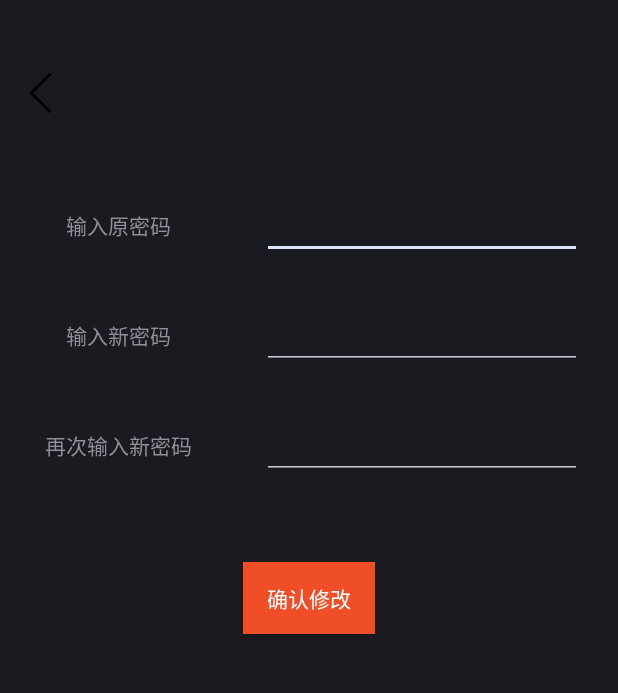
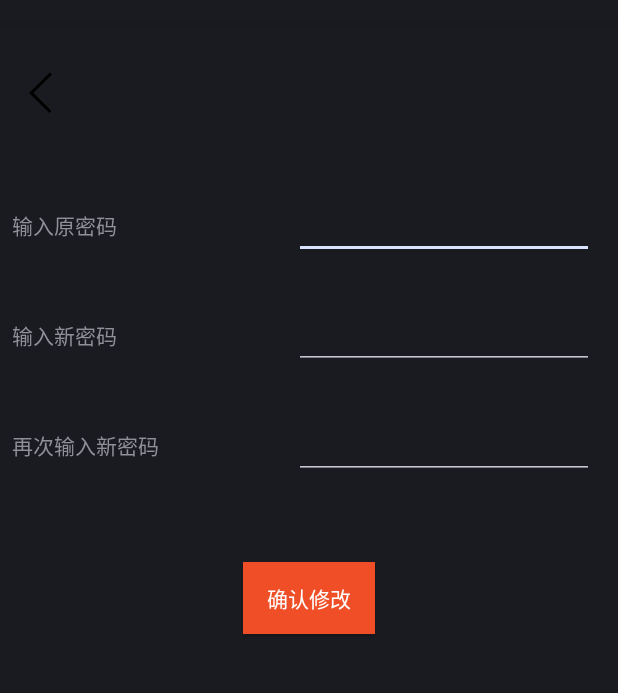
Before and after one commit to huanglf714/ClickApplication, an Android app: the fragment FragmentChangePassword shown on its own in the app's theme, on a phone screen of 412 x 824 dp, the part 62-755 px from its top. Run offline under Robolectric (Android 15) with nearby library versions, the phone set to English and light mode, and no system bars; libraries missing offline, so code that uses them is left out: cn.bmob.v3.

Commit message:
Finish the change password.

```diff
--- a/app/src/main/java/com/huanglf/test16/repository/IUserRepository.java
+++ b/app/src/main/java/com/huanglf/test16/repository/IUserRepository.java
@@ -37,9 +37,13 @@ public interface IUserRepository {
 
     void alterPwd(String account,String confirmCode,String password,String repeatPwd);
 
-    MutableLiveData<BmobUser> getUserLiveData();
+    MutableLiveData<String> getLoginUserData();
 
     MutableLiveData<BmobUser> getRegisterUserData();
 
+    void setLoginUserData(MutableLiveData<String> loginUserData);
+
+    void setRegisterUserData(MutableLiveData<BmobUser> registerUserData);
+
     void changePwd(String oldPassword, String newPassword, String newPasswordAgain);
 }
--- a/app/src/main/java/com/huanglf/test16/ui/LaunchFragment.java
+++ b/app/src/main/java/com/huanglf/test16/ui/LaunchFragment.java
@@ -25,7 +25,7 @@ public class LaunchFragment extends Fragment {
     @Override
     public View onCreateView(LayoutInflater inflater, ViewGroup container,
                              Bundle savedInstanceState) {
-        Log.e("myLog","**********************");
+        Log.e("myLog","launch fragment");
         return inflater.inflate(R.layout.fragment_launch, container, false);
     }
 
--- a/app/src/main/java/com/huanglf/test16/ui/css/ChangePasswordViewModel.java
+++ b/app/src/main/java/com/huanglf/test16/ui/css/ChangePasswordViewModel.java
@@ -34,4 +34,8 @@ public class ChangePasswordViewModel extends ViewModel {
     public static MutableLiveData<String> getChangePasswordLiveData() {
         return changePasswordLiveData;
     }
+
+    public static void setChangePasswordLiveData() {
+        ChangePasswordViewModel.changePasswordLiveData = new MutableLiveData<>();
+    }
 }
--- a/app/src/main/java/com/huanglf/test16/ui/css/FragmentChangePassword.java
+++ b/app/src/main/java/com/huanglf/test16/ui/css/FragmentChangePassword.java
@@ -6,6 +6,7 @@ import android.os.Bundle;
 import androidx.annotation.NonNull;
 import androidx.annotation.Nullable;
 import androidx.fragment.app.Fragment;
+import androidx.lifecycle.MutableLiveData;
 import androidx.lifecycle.Observer;
 import androidx.lifecycle.ViewModelProviders;
 import androidx.navigation.Navigation;
@@ -16,10 +17,12 @@ import android.view.View;
 import android.view.ViewGroup;
 import android.widget.Button;
 import android.widget.EditText;
+import android.widget.ImageView;
 import android.widget.Toast;
 
 import com.huanglf.test16.R;
 import com.huanglf.test16.common.MessageEnum;
+import com.huanglf.test16.repository.impl.UserRepositoryImpl;
 
 import static com.huanglf.test16.ClickApplication.sharedPreferences;
 
@@ -33,6 +36,7 @@ public class FragmentChangePassword extends Fragment {
     EditText oldPasswordText = null;
     EditText newPasswordText = null;
     EditText newPasswordAgainText = null;
+    ImageView back = null;
 
 
     public FragmentChangePassword() {
@@ -51,6 +55,7 @@ public class FragmentChangePassword extends Fragment {
     public void onViewCreated(@NonNull View view, @Nullable Bundle savedInstanceState) {
         changePasswordViewModel = ViewModelProviders.of(this).get(ChangePasswordViewModel.class);
         button = view.findViewById(R.id.changePasswordBtn);
+        back = view.findViewById(R.id.back_img);
         oldPasswordText = view.findViewById(R.id.oldPasswordText);
         newPasswordText = view.findViewById(R.id.newPasswordText);
         newPasswordAgainText = view.findViewById(R.id.newPasswordAgainText);
@@ -63,16 +68,22 @@ public class FragmentChangePassword extends Fragment {
                 changePasswordViewModel.changePassword(oldPassword, newPassword, newPasswordAgain);
             }
         });
+        back.setOnClickListener(new View.OnClickListener() {
+            @Override
+            public void onClick(View v) {
+                Navigation.findNavController(v).navigate(R.id.action_fragmentChangePassword_to_fragmentPersonInfo);
+            }
+        });
 
         ChangePasswordViewModel.getChangePasswordLiveData().observe(this, new Observer<String>() {
             @Override
             public void onChanged(String s) {
-                Log.e("MyLog",s+"99999999999999999999999999");
                 Toast.makeText(getContext(), s, Toast.LENGTH_SHORT);
                 sharedPreferences.edit().remove("isLogin").commit();
-                sharedPreferences.edit().remove("account").commit();
+//                sharedPreferences.edit().remove("account").commit();
                 sharedPreferences.edit().remove("password").commit();
-                Navigation.findNavController(getView()).navigate(R.id.action_fragmentChangePassword_to_fragmentLogin);
+                UserRepositoryImpl.getInstance().setLoginUserData(new MutableLiveData<String>());
+                Navigation.findNavController(getView()).navigate(R.id.action_fragmentChangePassword_to_fragmentLaunch);
             }
         });
     }
--- a/app/src/main/java/com/huanglf/test16/ui/jy/FragmentMain.java
+++ b/app/src/main/java/com/huanglf/test16/ui/jy/FragmentMain.java
@@ -38,7 +38,7 @@ public class FragmentMain extends Fragment {
     public View onCreateView(LayoutInflater inflater, ViewGroup container,
                              Bundle savedInstanceState) {
         // Inflate the layout for this fragment
-        Log.e("myLog","--------------------------");
+        Log.e("myLog","main fragment");
         View view = inflater.inflate(R.layout.fragment_main, container, false);
         mViewPager = view.findViewById(R.id.contentViewPager);
         mMainTabSegment = view.findViewById(R.id.mainTabSegment);
--- a/app/src/main/res/layout/fragment_change_password.xml
+++ b/app/src/main/res/layout/fragment_change_password.xml
@@ -7,6 +7,7 @@
     tools:context=".ui.css.FragmentChangePassword">
 
     <ImageView
+        android:id="@+id/back_img"
         android:layout_width="38dp"
         android:layout_height="31dp"
         android:layout_marginStart="8dp"
@@ -24,13 +25,9 @@
         android:layout_marginStart="8dp"
         android:layout_marginLeft="8dp"
         android:layout_marginTop="8dp"
-        android:layout_marginEnd="8dp"
-        android:layout_marginRight="8dp"
         android:layout_marginBottom="8dp"
         android:text="输入原密码"
         app:layout_constraintBottom_toBottomOf="parent"
-        app:layout_constraintEnd_toEndOf="parent"
-        app:layout_constraintHorizontal_bias="0.11"
         app:layout_constraintStart_toStartOf="parent"
         app:layout_constraintTop_toTopOf="parent"
         app:layout_constraintVertical_bias="0.16000003" />
@@ -56,17 +53,16 @@
         android:layout_marginBottom="8dp"
         android:text="再次输入新密码"
         app:layout_constraintBottom_toBottomOf="parent"
-        app:layout_constraintEnd_toEndOf="@+id/textView6"
         app:layout_constraintStart_toStartOf="@+id/textView6"
         app:layout_constraintTop_toTopOf="parent"
         app:layout_constraintVertical_bias="0.36" />
 
     <EditText
         android:id="@+id/oldPasswordText"
-        android:layout_width="wrap_content"
+        android:layout_width="200dp"
         android:layout_height="wrap_content"
-        android:layout_marginEnd="24dp"
-        android:layout_marginRight="24dp"
+        android:layout_marginEnd="16dp"
+        android:layout_marginRight="16dp"
         android:ems="10"
         android:inputType="textPassword"
         app:layout_constraintBottom_toBottomOf="@+id/textView5"
@@ -75,10 +71,10 @@
 
     <EditText
         android:id="@+id/newPasswordText"
-        android:layout_width="wrap_content"
+        android:layout_width="200dp"
         android:layout_height="wrap_content"
-        android:layout_marginEnd="24dp"
-        android:layout_marginRight="24dp"
+        android:layout_marginEnd="16dp"
+        android:layout_marginRight="16dp"
         android:ems="10"
         android:inputType="textPassword"
         app:layout_constraintBottom_toBottomOf="@+id/textView6"
@@ -87,10 +83,10 @@
 
     <EditText
         android:id="@+id/newPasswordAgainText"
-        android:layout_width="wrap_content"
+        android:layout_width="200dp"
         android:layout_height="wrap_content"
-        android:layout_marginEnd="24dp"
-        android:layout_marginRight="24dp"
+        android:layout_marginEnd="16dp"
+        android:layout_marginRight="16dp"
         android:ems="10"
         android:inputType="textPassword"
         app:layout_constraintBottom_toBottomOf="@+id/textView7"
```
Also changed, not shown: app/src/main/java/com/huanglf/test16/repository/impl/UserRepositoryImpl.java (+28 -17 lines), app/src/main/java/com/huanglf/test16/ui/css/FragmentLogin.java (+6 -6 lines), app/src/main/java/com/huanglf/test16/ui/css/FragmentPersonInfo.java (+5 -4 lines), app/src/main/java/com/huanglf/test16/ui/css/LoginViewModel.java (+5 -3 lines), app/src/main/res/navigation/nav_graph.xml (+7 -4 lines).
